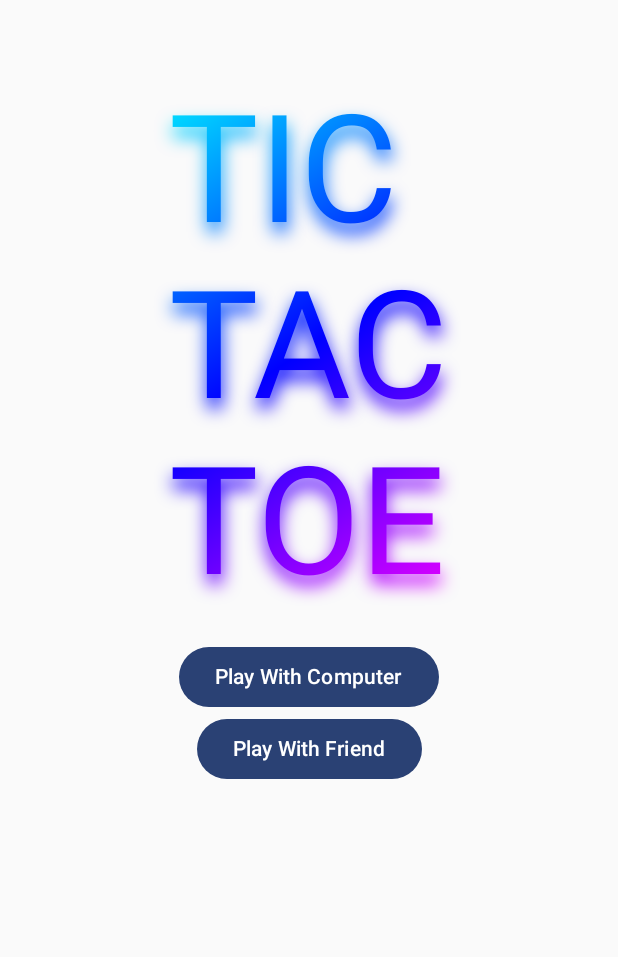
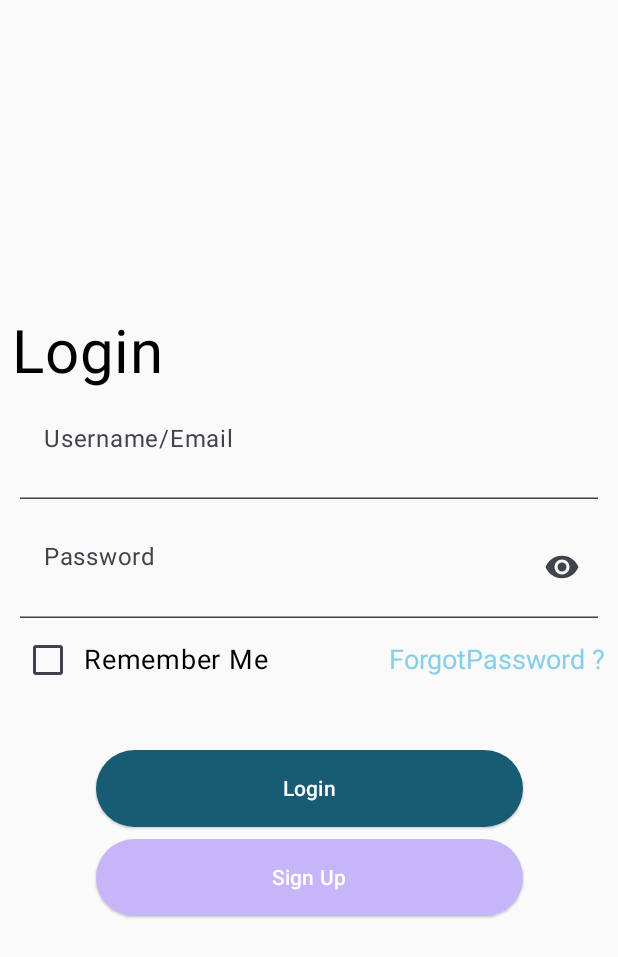
Before and after one commit to PRASANNAVENKATAGITACCOUNT/Games-App-Android, an Android app built with Jetpack Compose: the screen it shows after launch (MainActivity), on a phone screen of 412 x 824 dp. Shown: the top 957 px of the screen. Run offline under Robolectric (Android 15) with nearby library versions, the phone set to English and light mode, and no system bars.

Commit message:
First Commit

```diff
--- a/app/src/main/java/com/example/games_app/MainActivity.kt
+++ b/app/src/main/java/com/example/games_app/MainActivity.kt
@@ -9,27 +9,19 @@ import androidx.compose.runtime.Composable
 import androidx.compose.ui.tooling.preview.Preview
 
 import com.example.games_app.ui.theme.TicTacToeAppTheme
+import com.example.games_app.uis.login.LoginScreen
 import com.example.games_app.uis.tictactoe.NavigationOfTicTacToeGame
 
 
 class MainActivity : ComponentActivity() {
-  companion object{
-
-      //tic tac toe game data
-      val data = listOf(
-          mutableListOf(" "," "," "),
-          mutableListOf(" "," "," "),
-          mutableListOf(" "," "," ")
-      )
-  }
-
 
     override fun onCreate(savedInstanceState: Bundle?) {
         super.onCreate(savedInstanceState)
         enableEdgeToEdge()
         setContent {
             TicTacToeAppTheme {
-               NavigationOfTicTacToeGame(context = this)
+                LoginScreen()
+               //NavigationOfTicTacToeGame(context = this)
             }
         }
     }
--- a/app/src/main/java/com/example/games_app/logic/GameLogic.kt
+++ b/app/src/main/java/com/example/games_app/logic/TicTacToeGameLogic.kt
@@ -4,7 +4,7 @@ import android.util.Log
 import com.example.games_app.constants.GameStatus
 
 
-class GameLogic {
+class TicTacToeGameLogic {
 
     companion object{
         fun insertDataComputerGame(gameData:MutableList<MutableList<String>>, row:Int,col:Int) : MutableList<MutableList<String>> {
--- /dev/null
+++ b/app/src/main/java/com/example/games_app/navigation/NavigationUI.kt
@@ -0,0 +1 @@
+package com.example.games_app.navigation
--- a/app/src/main/java/com/example/games_app/uis/tictactoe/GameNav.kt
+++ b/app/src/main/java/com/example/games_app/navigation/TicTacToeGameNav.kt
@@ -1,4 +1,4 @@
-package com.example.games_app.uis.tictactoe
+package com.example.games_app.navigation
 
 import android.content.Context
 import androidx.compose.runtime.Composable
@@ -6,6 +6,9 @@ import androidx.navigation.compose.NavHost
 import androidx.navigation.compose.composable
 import androidx.navigation.compose.rememberNavController
 import com.example.games_app.constants.TicTacToeNavConst
+import com.example.games_app.uis.tictactoe.ComputerGameView
+import com.example.games_app.uis.tictactoe.FriendGameView
+import com.example.games_app.uis.tictactoe.HomeScree
 
 @Composable
 fun NavigationOfTicTacToeGame(context: Context,) {
--- a/app/src/main/java/com/example/games_app/ui/theme/Color.kt
+++ b/app/src/main/java/com/example/games_app/ui/theme/Color.kt
@@ -12,3 +12,7 @@ val BabyBlue = Color(0xFF7EC8E3)
 val Purple40 = Color(0xFF6650a4)
 val PurpleGrey40 = Color(0xFF625b71)
 val Pink40 = Color(0xFF7D5260)
+
+val LOGINBUTTONCOLOR= Color(0xFF175C72)
+val SIGNUPCOLOR = Color(0xFFC6B5F8)
+val FORGET_PASSWORD_COLOR = Color(0xFF87CEEB)
--- /dev/null
+++ b/app/src/main/java/com/example/games_app/uis/chessgame/ChessGame.kt
@@ -0,0 +1 @@
+package com.example.games_app.uis.chessgame
--- /dev/null
+++ b/app/src/main/java/com/example/games_app/uis/login/LoginUI.kt
@@ -0,0 +1,226 @@
+package com.example.games_app.uis.login
+
+import androidx.compose.foundation.Image
+import androidx.compose.foundation.background
+import androidx.compose.foundation.clickable
+import androidx.compose.foundation.layout.Arrangement
+import androidx.compose.foundation.layout.Column
+import androidx.compose.foundation.layout.Row
+import androidx.compose.foundation.layout.Spacer
+import androidx.compose.foundation.layout.fillMaxHeight
+import androidx.compose.foundation.layout.fillMaxWidth
+import androidx.compose.foundation.layout.height
+import androidx.compose.foundation.layout.padding
+import androidx.compose.foundation.layout.wrapContentWidth
+import androidx.compose.material3.ButtonColors
+import androidx.compose.material3.Checkbox
+import androidx.compose.material3.ElevatedButton
+import androidx.compose.material3.ExperimentalMaterial3Api
+import androidx.compose.material3.Icon
+import androidx.compose.material3.IconButton
+import androidx.compose.material3.Text
+import androidx.compose.material3.TextField
+import androidx.compose.material3.TextFieldColors
+import androidx.compose.material3.TextFieldDefaults
+import androidx.compose.runtime.Composable
+import androidx.compose.runtime.getValue
+import androidx.compose.runtime.mutableStateOf
+import androidx.compose.runtime.remember
+import androidx.compose.runtime.setValue
+import androidx.compose.ui.Alignment
+import androidx.compose.ui.Modifier
+import androidx.compose.ui.graphics.Color
+import androidx.compose.ui.res.painterResource
+import androidx.compose.ui.text.TextStyle
+import androidx.compose.ui.tooling.preview.Preview
+import androidx.compose.ui.unit.TextUnit
+import androidx.compose.ui.unit.dp
+import androidx.compose.ui.unit.sp
+import com.example.games_app.R
+import com.example.games_app.ui.theme.FORGET_PASSWORD_COLOR
+import com.example.games_app.ui.theme.LOGINBUTTONCOLOR
+import com.example.games_app.ui.theme.SIGNUPCOLOR
+import com.example.games_app.ui.theme.TicTacToeAppTheme
+
+@Composable
+fun LoginScreen() {
+    var usernameOrEmail by remember {
+        mutableStateOf("")
+    }
+    var password by remember {
+        mutableStateOf("")
+    }
+    var rememberMe by remember {
+        mutableStateOf(false)
+    }
+    Column(Modifier
+            .fillMaxHeight()
+            .fillMaxWidth(),
+        verticalArrangement = Arrangement.Center,
+        horizontalAlignment = Alignment.CenterHorizontally
+    )
+    {
+        Column {
+            LoginInputFields(
+                usernameOrEmail = usernameOrEmail, onUsernameEmailChange = {usernameOrEmail=it},
+                password =password, onPasswordChange = {password=it}
+            )
+            Row(Modifier
+                    .fillMaxWidth()
+                    .height(45.dp)
+                    .padding(start = 8.dp, end = 8.dp),
+                verticalAlignment = Alignment.CenterVertically,
+                horizontalArrangement = Arrangement.SpaceBetween) {
+                Row (
+                    Modifier
+                        .fillMaxWidth(0.5f)
+                        .fillMaxHeight(),
+                    verticalAlignment = Alignment.CenterVertically,
+                    horizontalArrangement = Arrangement.Start
+                ){
+                    Checkbox(
+                        checked = rememberMe,
+                        onCheckedChange = { rememberMe=it },
+                    )
+                    Text(
+                        text = "Remember Me",
+                        fontSize = 18.sp
+                        )
+                }
+                Row(
+                    Modifier
+                        .fillMaxWidth(),
+                    horizontalArrangement = Arrangement.End
+                ) {
+                    Text(
+                        text = "ForgotPassword ?",
+                        Modifier.wrapContentWidth(),
+                        style = TextStyle(
+                            color= FORGET_PASSWORD_COLOR
+                        ),
+                        fontSize = 18.sp
+                    )
+                }
+
+
+
+            }
+            SignUpAndLoginSection(
+                onClickSignUp = { },
+                onClickLogin = { }
+            )
+
+        }
+
+    }
+}
+
+
+@OptIn(ExperimentalMaterial3Api::class)
+@Composable
+fun LoginInputFields(usernameOrEmail:String, onUsernameEmailChange: (String)->Unit,
+                     password:String, onPasswordChange:(String)->Unit ) {
+
+    var eyeIcon by remember {
+        mutableStateOf(0)
+    }
+
+    val eyeResource = when(eyeIcon) {
+        0 -> R.drawable.passowrd_eye_open
+        else -> R.drawable.password_eye_close
+    }
+
+    Column(
+        Modifier
+            .fillMaxWidth()
+            .fillMaxHeight(0.25f)
+            .padding(start = 8.dp, end = 8.dp)
+    ) {
+        Text(
+            text = "Login",
+            fontSize = 40.sp
+        )
+        TextField(
+            value = usernameOrEmail,
+            onValueChange =onUsernameEmailChange,
+            Modifier
+                .fillMaxWidth()
+                .weight(1f)
+                .padding(5.dp),
+            label = { Text(text = "Username/Email")},
+            textStyle = TextStyle(
+                color = Color.Black
+            ),
+            colors = TextFieldDefaults.textFieldColors(
+                containerColor = Color.Transparent
+            )
+
+        )
+        TextField(
+            value = password,
+            onValueChange = onPasswordChange,
+            Modifier
+                .fillMaxWidth()
+                .weight(1f)
+                .padding(5.dp),
+            label = { Text(text = "Password") },
+            textStyle = TextStyle(
+                color = Color.Black
+            ),
+            trailingIcon = {
+                IconButton(onClick = { eyeIcon = if(eyeIcon==0) 1 else 0 }) {
+                    Icon(
+                        painter = painterResource(id = eyeResource),
+                        contentDescription = null
+                    )
+                }
+            },
+            colors = TextFieldDefaults.textFieldColors(
+                containerColor = Color.Transparent
+            )
+        )
+    }
+}
+
+
+@Composable
+fun SignUpAndLoginSection(onClickSignUp:()->Unit, onClickLogin:()->Unit) {
+    Spacer(modifier = Modifier.height(30.dp))
+    Column(
+        Modifier
+            .fillMaxWidth()
+            .height(120.dp)
+            .padding(top = 5.dp),
+        verticalArrangement = Arrangement.SpaceBetween,
+        horizontalAlignment = Alignment.CenterHorizontally
+    ) {
+        ElevatedButton(
+            onClick = onClickLogin,
+            modifier = Modifier
+                .fillMaxWidth(0.7f)
+                .height(55.dp)
+                .padding(2.dp),
+            colors = ButtonColors(LOGINBUTTONCOLOR, Color.White, Color.Blue, Color.Blue)
+            ) {
+            Text(text = "Login")
+        }
+        ElevatedButton(
+            onClick = onClickLogin ,
+            modifier = Modifier
+                .fillMaxWidth(0.7f)
+                .height(55.dp)
+                .padding(2.dp),
+            colors = ButtonColors(SIGNUPCOLOR, Color.White, Color.Blue, Color.Blue)
+            ) {
+            Text(text = "Sign Up")
+        }
+    }
+}
+
+@Preview(showBackground = true)
+@Composable
+fun LoginScreenPreview() {
+    TicTacToeAppTheme {
+        LoginScreen()
+    }
+}
--- a/app/src/main/java/com/example/games_app/uis/tictactoe/TicTacToeHomeScreen.kt
+++ b/app/src/main/java/com/example/games_app/uis/tictactoe/TicTacToeHomeScreen.kt
@@ -2,6 +2,7 @@ package com.example.games_app.uis.tictactoe
 
 import androidx.compose.foundation.background
 import androidx.compose.foundation.layout.Arrangement
+import androidx.compose.foundation.layout.Box
 import androidx.compose.foundation.layout.Column
 import androidx.compose.foundation.layout.Row
 import androidx.compose.foundation.layout.fillMaxSize
@@ -28,11 +29,15 @@ import androidx.compose.ui.unit.sp
 import com.example.games_app.constants.TicTacToeNavConst
 import com.example.games_app.ui.theme.NavyBlue
 
+
 @Composable
 fun HomeScree(modifier: Modifier = Modifier, onClick:(moveToPath:String)->Unit) {
+    Box (
+        modifier.fillMaxSize(),
+        contentAlignment = Alignment.Center,
+
+    ){
         Column (
-        modifier
-            .fillMaxSize(),
             horizontalAlignment = Alignment.CenterHorizontally,
         ) {
             val offset = Offset(0.5f,10.0f)
@@ -41,8 +46,8 @@ fun HomeScree(modifier: Modifier = Modifier, onClick:(moveToPath:String)->Unit)
                 Modifier.padding(top=55.dp)
             ){
                 Text(
-                text = " TIC \n TAC \n TOE", style = TextStyle(
-                    fontSize = 100.sp,
+                    text = " TIC TAC  TOE", style = TextStyle(
+                        fontSize = 50.sp,
                         shadow = Shadow(
                             Color.Red,
                             offset=offset,
@@ -59,7 +64,7 @@ fun HomeScree(modifier: Modifier = Modifier, onClick:(moveToPath:String)->Unit)
             Column(
                 Modifier
                     .fillMaxWidth()
-                .padding(top=20.dp),
+                    .padding(top = 20.dp),
                 horizontalAlignment = Alignment.CenterHorizontally,
                 verticalArrangement = Arrangement.Center,
             ) {
@@ -80,6 +85,9 @@ fun HomeScree(modifier: Modifier = Modifier, onClick:(moveToPath:String)->Unit)
 
     }
 
+
+}
+
 @Preview(showBackground = true)
 @Composable
 fun HomeScreenPreview(modifier: Modifier = Modifier) {
--- /dev/null
+++ b/app/src/main/res/drawable/email_icon.xml
@@ -0,0 +1,5 @@
+<vector xmlns:android="http://schemas.android.com/apk/res/android" android:height="24dp" android:tint="#000000" android:viewportHeight="24" android:viewportWidth="24" android:width="24dp">
+
+    <path android:fillColor="@android:color/white" android:pathData="M20,4L4,4c-1.1,0 -1.99,0.9 -1.99,2L2,18c0,1.1 0.9,2 2,2h16c1.1,0 2,-0.9 2,-2L22,6c0,-1.1 -0.9,-2 -2,-2zM20,8l-8,5 -8,-5L4,6l8,5 8,-5v2z"/>
+
+</vector>
--- /dev/null
+++ b/app/src/main/res/drawable/passowrd_eye_open.xml
@@ -0,0 +1,5 @@
+<vector xmlns:android="http://schemas.android.com/apk/res/android" android:height="24dp" android:tint="#000000" android:viewportHeight="24" android:viewportWidth="24" android:width="24dp">
+
+    <path android:fillColor="@android:color/white" android:pathData="M12,4.5C7,4.5 2.73,7.61 1,12c1.73,4.39 6,7.5 11,7.5s9.27,-3.11 11,-7.5c-1.73,-4.39 -6,-7.5 -11,-7.5zM12,17c-2.76,0 -5,-2.24 -5,-5s2.24,-5 5,-5 5,2.24 5,5 -2.24,5 -5,5zM12,9c-1.66,0 -3,1.34 -3,3s1.34,3 3,3 3,-1.34 3,-3 -1.34,-3 -3,-3z"/>
+
+</vector>
--- /dev/null
+++ b/app/src/main/res/drawable/password_eye_close.xml
@@ -0,0 +1,5 @@
+<vector xmlns:android="http://schemas.android.com/apk/res/android" android:height="24dp" android:tint="#000000" android:viewportHeight="24" android:viewportWidth="24" android:width="24dp">
+
+    <path android:fillColor="@android:color/white" android:pathData="M12,7c2.76,0 5,2.24 5,5 0,0.65 -0.13,1.26 -0.36,1.83l2.92,2.92c1.51,-1.26 2.7,-2.89 3.43,-4.75 -1.73,-4.39 -6,-7.5 -11,-7.5 -1.4,0 -2.74,0.25 -3.98,0.7l2.16,2.16C10.74,7.13 11.35,7 12,7zM2,4.27l2.28,2.28 0.46,0.46C3.08,8.3 1.78,10.02 1,12c1.73,4.39 6,7.5 11,7.5 1.55,0 3.03,-0.3 4.38,-0.84l0.42,0.42L19.73,22 21,20.73 3.27,3 2,4.27zM7.53,9.8l1.55,1.55c-0.05,0.21 -0.08,0.43 -0.08,0.65 0,1.66 1.34,3 3,3 0.22,0 0.44,-0.03 0.65,-0.08l1.55,1.55c-0.67,0.33 -1.41,0.53 -2.2,0.53 -2.76,0 -5,-2.24 -5,-5 0,-0.79 0.2,-1.53 0.53,-2.2zM11.84,9.02l3.15,3.15 0.02,-0.16c0,-1.66 -1.34,-3 -3,-3l-0.17,0.01z"/>
+
+</vector>
--- /dev/null
+++ b/app/src/main/res/drawable/user_icon.xml
@@ -0,0 +1,5 @@
+<vector xmlns:android="http://schemas.android.com/apk/res/android" android:height="24dp" android:tint="#000000" android:viewportHeight="24" android:viewportWidth="24" android:width="24dp">
+
+    <path android:fillColor="@android:color/white" android:pathData="M12,12c2.21,0 4,-1.79 4,-4s-1.79,-4 -4,-4 -4,1.79 -4,4 1.79,4 4,4zM12,14c-2.67,0 -8,1.34 -8,4v2h16v-2c0,-2.66 -5.33,-4 -8,-4z"/>
+
+</vector>
--- a/gradle/libs.versions.toml
+++ b/gradle/libs.versions.toml
@@ -1,5 +1,5 @@
 [versions]
-agp = "8.5.0"
+agp = "8.3.0"
 kotlin = "1.9.0"
 coreKtx = "1.10.1"
 junit = "4.13.2"
```
Also changed, not shown: app/src/main/java/com/example/games_app/uis/sudoku/SudokuHomeScreen.kt (+81 -0 lines), app/src/main/java/com/example/games_app/uis/tictactoe/ComputerGameBoard.kt (+6 -9 lines), app/src/main/java/com/example/games_app/uis/tictactoe/FriendBoardScreen.kt (+6 -6 lines), app/src/main/java/com/example/games_app/uis/tictactoe/datasource/TicTacToeGameData.kt (added, +12 -0 lines). Lines whose indentation alone changed are shown as unchanged.
